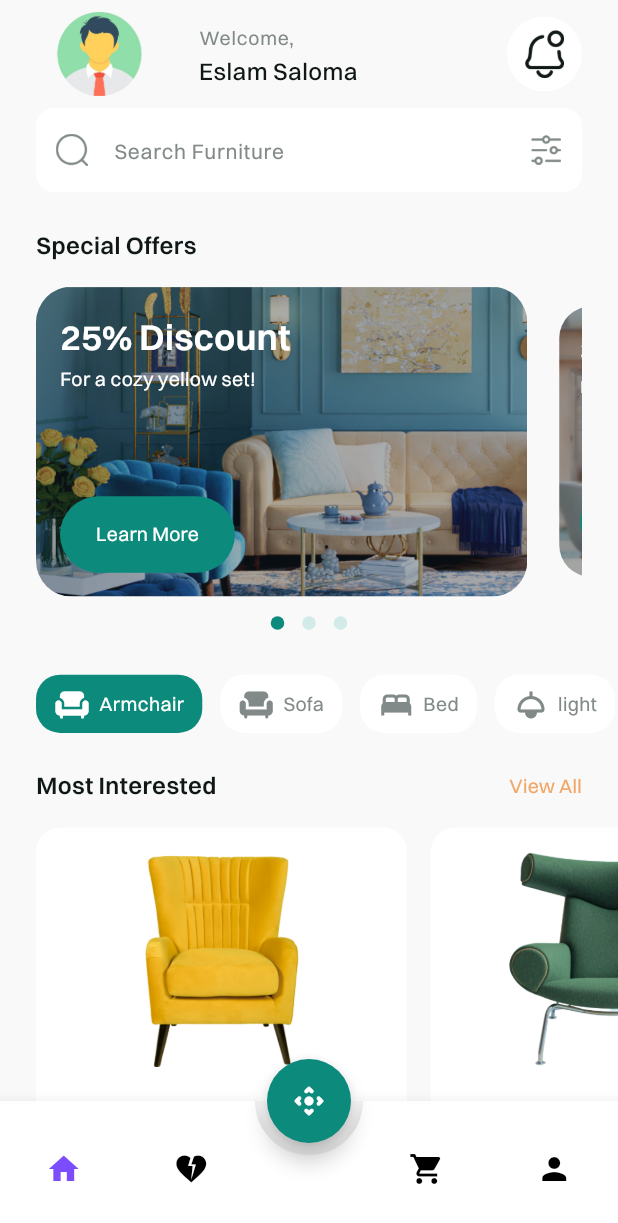
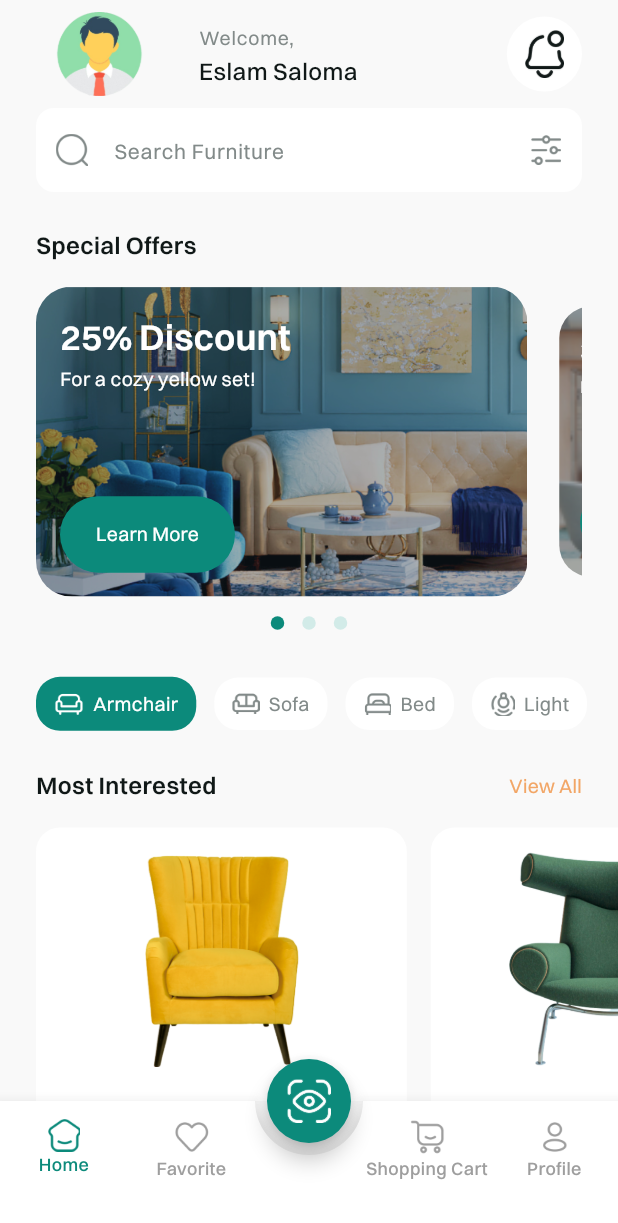
Before and after one commit to Esl4mx/Crafty_app, a Flutter app: the HomeView screen opened by its route, on a phone screen of 412 x 824 dp. Shown: the top 1223 px of the screen. Run offline on Flutter 3.47's test engine with Material 3 defaults, Android fonts, the light colour scheme and no system bars; drawn by our look-alikes of animated_bottom_navigation_bar, carousel_slider, dots_indicator; our stand-ins replace shared_preferences; missing offline and left inert: model_viewer_plus; accounts and stored records are empty.

Commit message:
model viewer

```diff
--- a/lib/core/helper_functions/on_generate_routes.dart
+++ b/lib/core/helper_functions/on_generate_routes.dart
@@ -1,6 +1,7 @@
 import 'package:crafty_app/core/wigets/app_layout_views.dart';
 import 'package:crafty_app/features/auth/presntation/views/login_view.dart';
 import 'package:crafty_app/features/auth/presntation/views/signup_view.dart';
+import 'package:crafty_app/features/details/presentation/view/details_view.dart';
 import 'package:crafty_app/features/home/presentation/views/home_view.dart';
 import 'package:crafty_app/features/on_boarding/presntation/view/on_boarding_view.dart';
 import 'package:crafty_app/features/splash_screen/presentation/view/splash_view.dart';
@@ -28,6 +29,8 @@ Route<dynamic> onGenerateRoute(RouteSettings settings) {
       return MaterialPageRoute(
         builder: (context) => const HomeView(),
       );
+    case DetailsView.routeName:
+      return MaterialPageRoute(builder: (_) => const DetailsView());
     default:
       return MaterialPageRoute(builder: (_) => const Scaffold());
   }
--- a/lib/core/utlis/app_images.dart
+++ b/lib/core/utlis/app_images.dart
@@ -46,6 +46,10 @@ class Assets {
   /// assets/images/icons/light.png
   static const String imagesIconsLight = "assets/images/icons/light.png";
 
+  /// Assets for imagesIconsScan
+  /// assets/images/icons/scan.png
+  static const String imagesIconsScan = "assets/images/icons/scan.png";
+
   /// Assets for imagesIconsSofa
   /// assets/images/icons/sofa.png
   static const String imagesIconsSofa = "assets/images/icons/sofa.png";
@@ -57,6 +61,14 @@ class Assets {
   /// Assets for imagesMenu
   /// assets/images/menu.png
   static const String imagesMenu = "assets/images/menu.png";
+
+  /// Assets for imagesModelsSofaChair
+  /// assets/images/models/sofa_chair.gltf
+  static const String imagesModelsSofaChair = "assets/images/models/sofa_chair.gltf";
+
+  /// Assets for imagesModelsSofaChairNew
+  /// assets/images/models/sofa_chair_new.glb
+  static const String imagesModelsSofaChairNew = "assets/images/models/sofa_chair_new.glb";
 
   /// Assets for imagesNotifications
   /// assets/images/notifications.png
--- a/lib/core/utlis/app_styles.dart
+++ b/lib/core/utlis/app_styles.dart
@@ -127,6 +127,15 @@ abstract class AppStyles {
     );
   }
 
+  static TextStyle styleMedium12() {
+    return const TextStyle(
+      color: Color(0xff828A89),
+      fontSize: 12,
+      fontWeight: FontWeight.w500,
+      fontFamily: "Switzer",
+    );
+  }
+
   static TextStyle styleRegular13() {
     return const TextStyle(
       color: Color(0xff828A89),
--- /dev/null
+++ b/lib/features/home/presentation/view_model/icons_model.dart
@@ -0,0 +1,5 @@
+class IconsModel {
+  final String image, title;
+
+  IconsModel({required this.image, required this.title});
+}
--- a/lib/features/home/presentation/views/home_view.dart
+++ b/lib/features/home/presentation/views/home_view.dart
@@ -1,51 +1,28 @@
 import 'package:animated_bottom_navigation_bar/animated_bottom_navigation_bar.dart';
 import 'package:crafty_app/core/utlis/app_colors.dart';
+import 'package:crafty_app/core/utlis/app_images.dart';
+import 'package:crafty_app/features/home/presentation/views/widgets/custom_bottom_nav_bar.dart';
 import 'package:crafty_app/features/home/presentation/views/widgets/home_view_body.dart';
 import 'package:flutter/material.dart';
 
-class HomeView extends StatefulWidget {
+class HomeView extends StatelessWidget {
   const HomeView({super.key});
   static const routeName = 'home';
 
-  @override
-  State<HomeView> createState() => _HomeViewState();
-}
-
-class _HomeViewState extends State<HomeView> {
-  List<IconData> iconList = [
-    Icons.home,
-    Icons.heart_broken,
-    Icons.shopping_cart,
-    Icons.person
-  ];
-
-  int _bottomNavIndex = 0;
   @override
   Widget build(BuildContext context) {
     return Scaffold(
       floatingActionButton: FloatingActionButton(
           backgroundColor: AppColors.primaryColor,
-          child: Icon(
-            Icons.control_camera_rounded,
-            color: Colors.white,
-          ),
           shape: const CircleBorder(),
-          onPressed: () {}),
+          onPressed: () {},
+          child: Image.asset(
+            Assets.imagesIconsScan,
+            scale: 3,
+          )),
       floatingActionButtonLocation: FloatingActionButtonLocation.centerDocked,
-      bottomNavigationBar: AnimatedBottomNavigationBar(
-        // notchMargin: 50,
-
-        height: 90,
-        icons: iconList,
-        activeIndex: _bottomNavIndex,
-        gapLocation: GapLocation.center,
-        // notchSmoothness: NotchSmoothness.verySmoothEdge,
-        // leftCornerRadius: 32,
-        // rightCornerRadius: 32,
-        onTap: (index) => setState(() => _bottomNavIndex = index),
-        //other params
-      ),
-      body: SafeArea(child: HomeViewBody()),
+      bottomNavigationBar: const CustomBottomNavBar(),
+      body: const SafeArea(child: HomeViewBody()),
     );
   }
 }
--- a/lib/features/home/presentation/views/widgets/category_item.dart
+++ b/lib/features/home/presentation/views/widgets/category_item.dart
@@ -6,10 +6,10 @@ class CategoryItem extends StatelessWidget {
   const CategoryItem(
       {super.key,
       required this.title,
-      required this.icon,
+      required this.image,
       required this.isSelected});
   final String title;
-  final IconData icon;
+  final String image;
   final bool isSelected;
 
   @override
@@ -25,8 +25,9 @@ class CategoryItem extends StatelessWidget {
         child: Row(
           mainAxisAlignment: MainAxisAlignment.center,
           children: [
-            Icon(
-              icon,
+            Image.asset(
+              image,
+              scale: 4,
               color: isSelected ? Colors.white : const Color(0xff828A89),
             ),
             const SizedBox(width: 6),
--- a/lib/features/home/presentation/views/widgets/category_list_view.dart
+++ b/lib/features/home/presentation/views/widgets/category_list_view.dart
@@ -1,4 +1,6 @@
 import 'package:crafty_app/constants.dart';
+import 'package:crafty_app/core/utlis/app_images.dart';
+import 'package:crafty_app/features/home/presentation/view_model/icons_model.dart';
 import 'package:crafty_app/features/home/presentation/views/widgets/category_item.dart';
 import 'package:flutter/material.dart';
 
@@ -10,12 +12,11 @@ class CategoryListView extends StatefulWidget {
 }
 
 class _CategoryListViewState extends State<CategoryListView> {
-  List category = ["Armchair", "Sofa", "Bed", "light"];
-  List<IconData> icons = [
-    Icons.chair,
-    Icons.chair_rounded,
-    Icons.bed,
-    Icons.light
+  List<IconsModel> category = [
+    IconsModel(image: Assets.imagesIconsArmchair, title: "Armchair"),
+    IconsModel(image: Assets.imagesIconsSofa, title: "Sofa"),
+    IconsModel(image: Assets.imagesIconsBed, title: "Bed"),
+    IconsModel(image: Assets.imagesIconsLight, title: "Light"),
   ];
 
   int currentInedx = 0;
@@ -39,8 +40,8 @@ class _CategoryListViewState extends State<CategoryListView> {
                   },
                   child: CategoryItem(
                     isSelected: currentInedx == index,
-                    icon: icons[index],
-                    title: category[index],
+                    image: category[index].image,
+                    title: category[index].title,
                   ),
                 ),
               );
--- /dev/null
+++ b/lib/features/home/presentation/views/widgets/custom_bottom_nav_bar.dart
@@ -0,0 +1,52 @@
+import 'package:animated_bottom_navigation_bar/animated_bottom_navigation_bar.dart';
+import 'package:crafty_app/core/utlis/app_colors.dart';
+import 'package:crafty_app/core/utlis/app_images.dart';
+import 'package:crafty_app/core/utlis/app_styles.dart';
+import 'package:crafty_app/features/home/presentation/view_model/icons_model.dart';
+import 'package:flutter/material.dart';
+
+class CustomBottomNavBar extends StatefulWidget {
+  const CustomBottomNavBar({super.key});
+
+  @override
+  State<CustomBottomNavBar> createState() => _CustomBottomNavBarState();
+}
+
+class _CustomBottomNavBarState extends State<CustomBottomNavBar> {
+  List<IconsModel> iconList = [
+    IconsModel(image: Assets.imagesIconsHome, title: "Home"),
+    IconsModel(image: Assets.imagesIconsHeart, title: "Favorite"),
+    IconsModel(image: Assets.imagesIconsCart3, title: "Shopping Cart"),
+    IconsModel(image: Assets.imagesIconsUser, title: "Profile"),
+  ];
+  int bottomNavIndex = 0;
+  @override
+  Widget build(BuildContext context) {
+    return AnimatedBottomNavigationBar.builder(
+      itemCount: iconList.length,
+      tabBuilder: (index, isActive) {
+        final color = isActive ? AppColors.primaryColor : Colors.grey;
+        return Padding(
+          padding: const EdgeInsets.only(top: 12),
+          child: Column(
+            children: [
+              Image.asset(
+                (iconList[index].image),
+                color: color,
+                scale: 4,
+              ),
+              Text(
+                iconList[index].title,
+                style: AppStyles.styleMedium12().copyWith(color: color),
+              ),
+            ],
+          ),
+        );
+      },
+      height: 90,
+      activeIndex: bottomNavIndex,
+      gapLocation: GapLocation.center,
+      onTap: (index) => setState(() => bottomNavIndex = index),
+    );
+  }
+}
--- a/lib/features/home/presentation/views/widgets/custom_most_intereste_item.dart
+++ b/lib/features/home/presentation/views/widgets/custom_most_intereste_item.dart
@@ -2,6 +2,7 @@ import 'package:crafty_app/core/utlis/app_colors.dart';
 import 'package:crafty_app/core/utlis/app_images.dart';
 import 'package:crafty_app/core/utlis/app_styles.dart';
 import 'package:crafty_app/core/wigets/Custom_app_bar_leading_trailing.dart';
+import 'package:crafty_app/features/details/presentation/view/details_view.dart';
 import 'package:crafty_app/features/home/presentation/view_model/items_model.dart';
 import 'package:flutter/material.dart';
 
@@ -17,7 +18,11 @@ class CustomMostInteresteItem extends StatelessWidget {
     // Calculate a responsive width for each item, e.g., 60% of the screen width
     double itemWidth = screenWidth * 0.6; // Adjust percentage as needed
 
-    return Container(
+    return GestureDetector(
+      onTap: () {
+        Navigator.of(context).pushNamed(DetailsView.routeName);
+      },
+      child: Container(
         width: itemWidth, // Set dynamic width based on screen size
         decoration: BoxDecoration(
           borderRadius: BorderRadius.circular(16),
@@ -50,9 +55,9 @@ class CustomMostInteresteItem extends StatelessWidget {
                 trailing: CutomAppBarLeadingTrailing(
                   color: AppColors.primaryColor,
                   onTap: () {},
-                child: const Icon(
-                  Icons.shopping_bag_outlined,
-                  color: Colors.white,
+                  child: Image.asset(
+                    Assets.imagesIconsBagShopping2,
+                    scale: 4,
                   ),
                 ),
               ),
@@ -67,6 +72,7 @@ class CustomMostInteresteItem extends StatelessWidget {
             ],
           ),
         ),
+      ),
     );
   }
 }
--- a/lib/features/home/presentation/views/widgets/custom_popular_item.dart
+++ b/lib/features/home/presentation/views/widgets/custom_popular_item.dart
@@ -29,13 +29,15 @@ class CustomPopularItem extends StatelessWidget {
           mainAxisAlignment: MainAxisAlignment.start,
           children: [
             Container(
+              width: 72,
+              height: 72,
               decoration: BoxDecoration(
                 color: Color(0xffF0F0F2),
                 borderRadius: BorderRadius.circular(16),
               ),
               child: Image.asset(
                 items.image,
-                fit: BoxFit.fill,
+                scale: 4,
               ),
             ),
             const SizedBox(
--- a/lib/features/home/presentation/views/widgets/popular_items_list_view.dart
+++ b/lib/features/home/presentation/views/widgets/popular_items_list_view.dart
@@ -10,12 +10,12 @@ class PopularItemsListView extends StatelessWidget {
     ItemsModel(
         title: "Swoon Lounge",
         subtitle: "Regal Do Lobo",
-        image: Assets.imagesOnBoarding11,
+        image: Assets.imagesPopChair1,
         price: 136.76),
     ItemsModel(
         title: "Swoon Lounge",
         subtitle: "Regal Do Lobo",
-        image: Assets.imagesOnBoarding22,
+        image: Assets.imagesPopChair2,
         price: 99.9),
   ];
 
@@ -24,7 +24,7 @@ class PopularItemsListView extends StatelessWidget {
     return Padding(
       padding: const EdgeInsets.only(left: kHorizontalPadding),
       child: SizedBox(
-        height: 150,
+        height: 120,
         child: ListView.builder(
           scrollDirection: Axis.horizontal,
           physics: const BouncingScrollPhysics(),
--- a/pubspec.yaml
+++ b/pubspec.yaml
@@ -34,6 +34,7 @@ dependencies:
   dots_indicator: ^3.0.0
   flutter:
     sdk: flutter
+  model_viewer_plus: ^1.9.1
   shared_preferences: ^2.3.5
 
 dev_dependencies:
@@ -53,6 +54,8 @@ flutter:
   # To add assets to your application, add an assets section, like this:
   assets:
     - assets/images/
+    - assets/images/icons/
+    - assets/images/models/sofa_chair_new.glb
   # An image asset can refer to one or more resolution-specific "variants", see
   # https://flutter.dev/to/resolution-aware-images
   # For details regarding adding assets from package dependencies, see
```
Also changed, not shown: lib/core/wigets/custom_app_bar.dart (+9 -4 lines), lib/features/details/presentation/view/details_view.dart (added, +28 -0 lines), lib/features/details/presentation/view/widgets/3d_model_view.dart (added, +19 -0 lines), lib/features/details/presentation/view/widgets/details_view_body.dart (added, +14 -0 lines), assets/images/icons/scan.png (added), pubspec.lock, 4 other files. Lines whose indentation alone changed are shown as unchanged.
